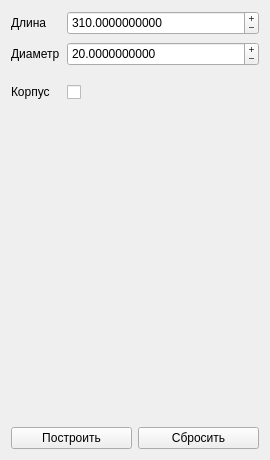
Qt form PneumocylinderConfigurator/ParamsWidget.ui (maxchistt/PneumocylinderConfigurator) before a commit.
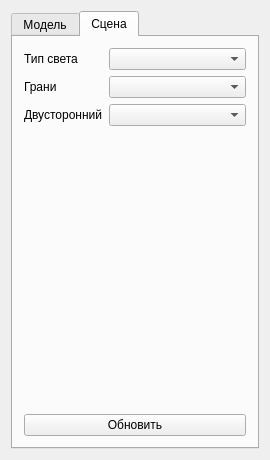
The same form after that commit. The open tabs and pages were chosen to show the change.

Commit message: update lights & better params

Diff of the .ui file:
```diff
--- a/PneumocylinderConfigurator/ParamsWidget.ui
+++ b/PneumocylinderConfigurator/ParamsWidget.ui
@@ -15,6 +15,16 @@
   </property>
   <layout class="QVBoxLayout" name="verticalLayout">
    <item>
+    <widget class="QTabWidget" name="tabWidget">
+     <property name="currentIndex">
+      <number>0</number>
+     </property>
+     <widget class="QWidget" name="tab_model">
+      <attribute name="title">
+       <string>Модель</string>
+      </attribute>
+      <layout class="QVBoxLayout" name="verticalLayout_2">
+       <item>
     <layout class="QFormLayout" name="formLayout">
      <property name="sizeConstraint">
       <enum>QLayout::SetDefaultConstraint</enum>
@@ -59,16 +69,19 @@
         <string/>
        </property>
        <property name="decimals">
-        <number>10</number>
+            <number>1</number>
        </property>
        <property name="minimum">
-        <double>40.000000000000000</double>
+            <double>155.000000000000000</double>
        </property>
        <property name="maximum">
-        <double>600.000000000000000</double>
+            <double>900.000000000000000</double>
+           </property>
+           <property name="singleStep">
+            <double>10.000000000000000</double>
        </property>
        <property name="value">
-        <double>310.000000000000000</double>
+            <double>449.000000000000000</double>
        </property>
       </widget>
      </item>
@@ -91,7 +104,7 @@
         <enum>QAbstractSpinBox::PlusMinus</enum>
        </property>
        <property name="decimals">
-        <number>10</number>
+            <number>1</number>
        </property>
        <property name="minimum">
         <double>10.000000000000000</double>
@@ -201,6 +214,99 @@
       </widget>
      </item>
     </layout>
+       </item>
+      </layout>
+     </widget>
+     <widget class="QWidget" name="tab_scene">
+      <attribute name="title">
+       <string>Сцена</string>
+      </attribute>
+      <layout class="QVBoxLayout" name="verticalLayout_3">
+       <item>
+        <layout class="QFormLayout" name="formLayout_2">
+         <item row="0" column="0">
+          <widget class="QLabel" name="label_4">
+           <property name="text">
+            <string>Тип света</string>
+           </property>
+          </widget>
+         </item>
+         <item row="1" column="0">
+          <widget class="QLabel" name="label_5">
+           <property name="text">
+            <string>Грани</string>
+           </property>
+          </widget>
+         </item>
+         <item row="2" column="0">
+          <widget class="QLabel" name="label_6">
+           <property name="text">
+            <string>Двусторонний</string>
+           </property>
+          </widget>
+         </item>
+         <item row="0" column="1">
+          <widget class="QComboBox" name="comboBox_lighttype">
+           <property name="currentIndex">
+            <number>-1</number>
+           </property>
+           <property name="maxCount">
+            <number>3</number>
+           </property>
+          </widget>
+         </item>
+         <item row="1" column="1">
+          <widget class="QComboBox" name="comboBox_edges">
+           <property name="currentIndex">
+            <number>-1</number>
+           </property>
+           <property name="maxCount">
+            <number>2</number>
+           </property>
+          </widget>
+         </item>
+         <item row="2" column="1">
+          <widget class="QComboBox" name="comboBox_doublesided">
+           <property name="currentIndex">
+            <number>-1</number>
+           </property>
+           <property name="maxCount">
+            <number>2</number>
+           </property>
+          </widget>
+         </item>
+        </layout>
+       </item>
+       <item>
+        <spacer name="verticalSpacer_3">
+         <property name="orientation">
+          <enum>Qt::Vertical</enum>
+         </property>
+         <property name="sizeHint" stdset="0">
+          <size>
+           <width>20</width>
+           <height>40</height>
+          </size>
+         </property>
+        </spacer>
+       </item>
+       <item>
+        <layout class="QHBoxLayout" name="horizontalLayout_2">
+         <property name="sizeConstraint">
+          <enum>QLayout::SetDefaultConstraint</enum>
+         </property>
+         <item>
+          <widget class="QPushButton" name="pushButton_sceneset">
+           <property name="text">
+            <string>Обновить</string>
+           </property>
+          </widget>
+         </item>
+        </layout>
+       </item>
+      </layout>
+     </widget>
+    </widget>
    </item>
   </layout>
  </widget>
```
Left out of the diff: 32 changed lines with no effect on the pictures. Lines whose indentation alone changed are shown as unchanged. The commit also changes 11 other files.
